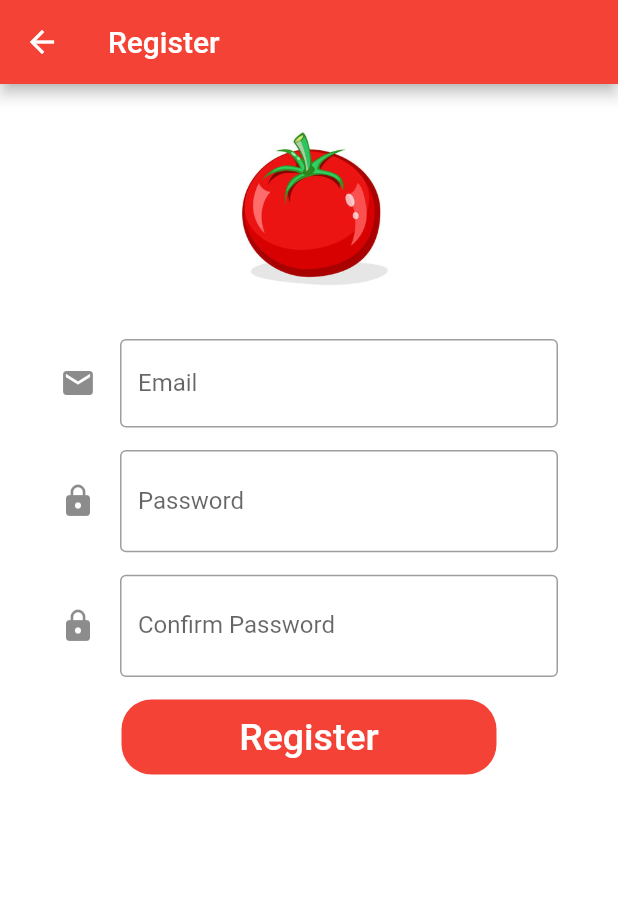
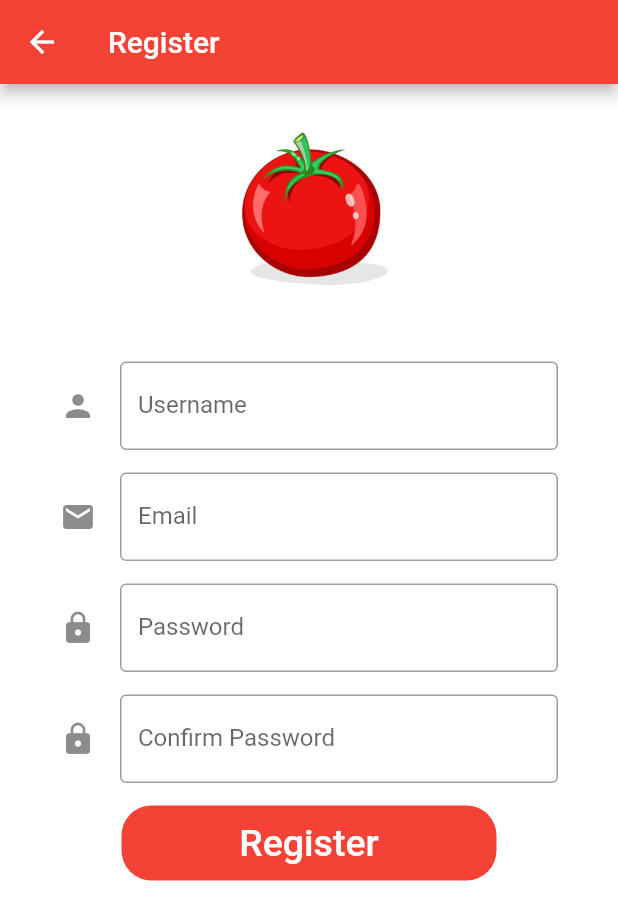
Before and after one commit to tylergroat/Recipeal, a Flutter app: the screen it shows after launch, after a tap on "Register", on a phone screen of 412 x 824 dp. Shown: the top 920 px of the screen. Run offline on Flutter 3.47's test engine with Material 2 defaults, Android fonts, the light colour scheme and no system bars; our stand-ins replace firebase_auth, firebase_core, shared_preferences; accounts and stored records are empty.

Commit message:
create user details branch and added username field

```diff
--- a/food_for_thought/lib/login_page.dart
+++ b/food_for_thought/lib/login_page.dart
@@ -29,15 +29,6 @@ class _LoginPageState extends State<LoginPage> {
 
   @override
   Widget build(BuildContext context) {
-    bool isHidden = true;
-
-    void togglePasswordView() {
-      setState(() {
-        isHidden = !isHidden;
-      });
-      print(isHidden);
-    }
-
     return Scaffold(
       backgroundColor: Colors.white, //main scaffold
       appBar: AppBar(
@@ -79,20 +70,13 @@ class _LoginPageState extends State<LoginPage> {
               child: TextField(
                 controller: passwordController,
                 //Text Field for password
-                obscureText: isHidden, //to hide text (password field)
+                obscureText: true, //to hide text (password field)
                 decoration: InputDecoration(
                   icon: Icon(Icons.lock),
                   border: OutlineInputBorder(),
                   labelText: 'Password',
                   hintText:
                       'Password must have at least 6 alphanumeric characters',
-                  suffix: InkWell(
-                      onTap: togglePasswordView,
-                      child: Icon(
-                        Icons.visibility,
-                        color: Colors.grey,
-                        size: 20,
-                      )),
                 ),
               ),
             ),
--- a/food_for_thought/lib/recipecreation_page.dart
+++ b/food_for_thought/lib/recipecreation_page.dart
@@ -1,6 +1,5 @@
 import 'package:firebase_auth/firebase_auth.dart';
 import 'package:flutter/material.dart';
-
 import 'authentification.dart';
 import 'login_page.dart';
 
--- a/food_for_thought/lib/registration_page.dart
+++ b/food_for_thought/lib/registration_page.dart
@@ -1,6 +1,5 @@
 import 'package:firebase_auth/firebase_auth.dart';
 import 'package:flutter/material.dart';
-
 import 'authentification.dart';
 import 'login_page.dart';
 
@@ -10,6 +9,7 @@ class RegistrationPage extends StatefulWidget {
 }
 
 class _RegistrationPageState extends State<RegistrationPage> {
+  TextEditingController usernameController = TextEditingController();
   TextEditingController emailController = TextEditingController();
   TextEditingController passwordController = TextEditingController();
   TextEditingController confirmPasswordController = TextEditingController();
@@ -41,14 +41,6 @@ class _RegistrationPageState extends State<RegistrationPage> {
 
   @override
   Widget build(BuildContext context) {
-    bool isHidden = true;
-
-    void togglePasswordView() {
-      setState(() {
-        isHidden = !isHidden;
-      });
-    }
-
     return Scaffold(
       backgroundColor: Colors.white,
       appBar: AppBar(
@@ -78,7 +70,19 @@ class _RegistrationPageState extends State<RegistrationPage> {
               ),
             ),
             Padding(
-              padding: EdgeInsets.symmetric(horizontal: 40),
+              padding: EdgeInsets.only(left: 40, right: 40, top: 15, bottom: 0),
+              child: TextField(
+                controller: usernameController,
+                //Text Field for username/email
+                decoration: InputDecoration(
+                  border: OutlineInputBorder(),
+                  icon: Icon(Icons.person),
+                  labelText: 'Username',
+                ),
+              ),
+            ),
+            Padding(
+              padding: EdgeInsets.only(left: 40, right: 40, top: 15, bottom: 0),
               child: TextField(
                 controller: emailController,
                 //Text Field for username/email
@@ -102,8 +106,6 @@ class _RegistrationPageState extends State<RegistrationPage> {
                   labelText: 'Password',
                   hintText:
                       'Password must have at least 6 alphanumeric characters',
-                  suffix: InkWell(
-                      onTap: togglePasswordView, child: Icon(Icons.visibility)),
                 ),
               ),
             ),
@@ -113,15 +115,13 @@ class _RegistrationPageState extends State<RegistrationPage> {
               child: TextField(
                 controller: confirmPasswordController,
                 //Text Field for password
-                obscureText: isHidden, //to hide text (password field)
+                obscureText: true, //to hide text (password field)
                 decoration: InputDecoration(
                   icon: Icon(Icons.lock),
                   border: OutlineInputBorder(),
                   labelText: 'Confirm Password',
                   hintText:
                       'Password must have at least 6 alphanumeric characters',
-                  suffix: InkWell(
-                      onTap: togglePasswordView, child: Icon(Icons.visibility)),
                 ),
               ),
             ),
```
Also changed, not shown: food_for_thought/pubspec.lock.
